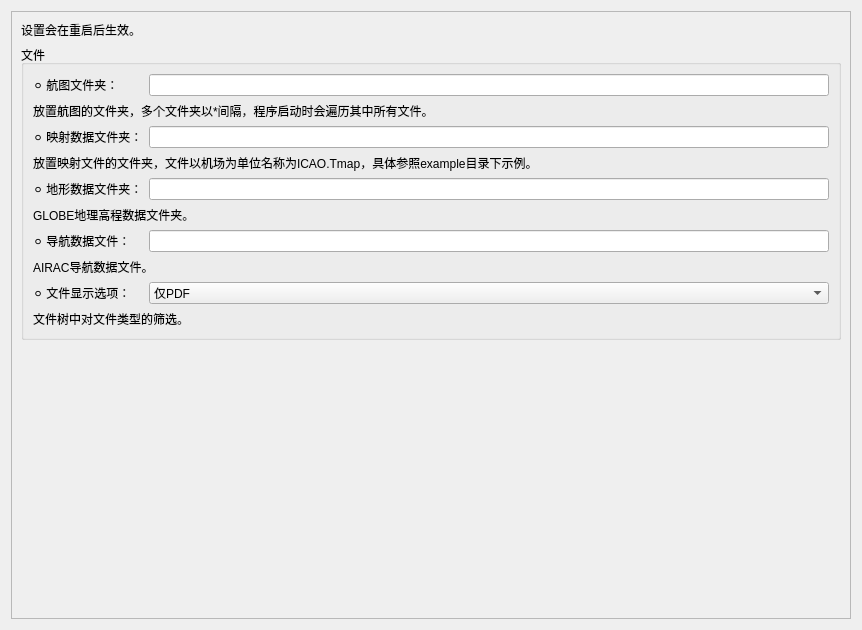
Above: src/gui/options_widget.ui from Eyderoe/ChartNavigation before the change. Below: the same form after it.
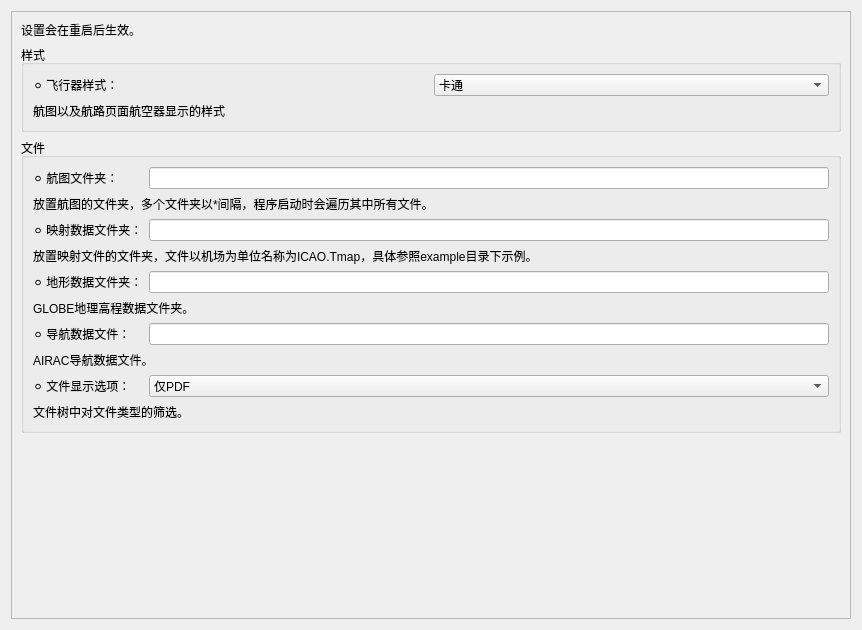
That is the form after the change.

Patch:
```diff
--- a/src/gui/options_widget.ui
+++ b/src/gui/options_widget.ui
@@ -36,6 +36,49 @@
          </property>
         </widget>
        </item>
+       <item>
+        <widget class="QGroupBox" name="style_groupBox">
+         <property name="sizePolicy">
+          <sizepolicy hsizetype="MinimumExpanding" vsizetype="Minimum">
+           <horstretch>0</horstretch>
+           <verstretch>0</verstretch>
+          </sizepolicy>
+         </property>
+         <property name="title">
+          <string>样式</string>
+         </property>
+         <layout class="QGridLayout" name="style_gridLayout">
+          <item row="0" column="0">
+           <widget class="QLabel" name="planeStyle_label">
+            <property name="text">
+             <string>⚪ 飞行器样式：</string>
+            </property>
+           </widget>
+          </item>
+          <item row="0" column="1">
+           <widget class="QComboBox" name="planeStyle_comboBox">
+            <item>
+             <property name="text">
+              <string>卡通</string>
+             </property>
+            </item>
+            <item>
+             <property name="text">
+              <string>简约</string>
+             </property>
+            </item>
+           </widget>
+          </item>
+          <item row="1" column="0" colspan="2">
+           <widget class="QLabel" name="planeStyle_label_remark">
+            <property name="text">
+             <string>航图以及航路页面航空器显示的样式</string>
+            </property>
+           </widget>
+          </item>
+         </layout>
+        </widget>
+       </item>
        <item>
         <widget class="QGroupBox" name="path_groupBox">
          <property name="sizePolicy">
```
